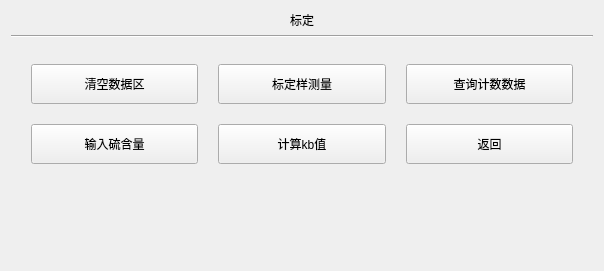
The window that calibration.ui (urielyan/kairen_ok335xs) describes before a commit, drawn with Qt 5.
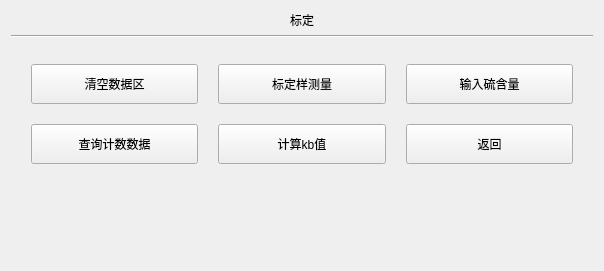
The same window after the commit. Custom widgets are drawn as their Qt base class.

What changed in the file:
```diff
--- a/calibration.ui
+++ b/calibration.ui
@@ -88,38 +88,6 @@
          </property>
         </widget>
        </item>
-       <item row="0" column="2">
-        <widget class="QPushButton" name="pushButton_3">
-         <property name="sizePolicy">
-          <sizepolicy hsizetype="Minimum" vsizetype="Minimum">
-           <horstretch>0</horstretch>
-           <verstretch>0</verstretch>
-          </sizepolicy>
-         </property>
-         <property name="layoutDirection">
-          <enum>Qt::LeftToRight</enum>
-         </property>
-         <property name="text">
-          <string>查询计数数据</string>
-         </property>
-        </widget>
-       </item>
-       <item row="1" column="0">
-        <widget class="QPushButton" name="pushButton_4">
-         <property name="sizePolicy">
-          <sizepolicy hsizetype="Minimum" vsizetype="Minimum">
-           <horstretch>0</horstretch>
-           <verstretch>0</verstretch>
-          </sizepolicy>
-         </property>
-         <property name="layoutDirection">
-          <enum>Qt::LeftToRight</enum>
-         </property>
-         <property name="text">
-          <string>输入硫含量</string>
-         </property>
-        </widget>
-       </item>
        <item row="1" column="1">
         <widget class="QPushButton" name="pushButton_5">
          <property name="sizePolicy">
@@ -149,6 +117,38 @@
          </property>
         </widget>
        </item>
+       <item row="0" column="2">
+        <widget class="QPushButton" name="pushButton_4">
+         <property name="sizePolicy">
+          <sizepolicy hsizetype="Minimum" vsizetype="Minimum">
+           <horstretch>0</horstretch>
+           <verstretch>0</verstretch>
+          </sizepolicy>
+         </property>
+         <property name="layoutDirection">
+          <enum>Qt::LeftToRight</enum>
+         </property>
+         <property name="text">
+          <string>输入硫含量</string>
+         </property>
+        </widget>
+       </item>
+       <item row="1" column="0">
+        <widget class="QPushButton" name="pushButton_3">
+         <property name="sizePolicy">
+          <sizepolicy hsizetype="Minimum" vsizetype="Minimum">
+           <horstretch>0</horstretch>
+           <verstretch>0</verstretch>
+          </sizepolicy>
+         </property>
+         <property name="layoutDirection">
+          <enum>Qt::LeftToRight</enum>
+         </property>
+         <property name="text">
+          <string>查询计数数据</string>
+         </property>
+        </widget>
+       </item>
       </layout>
      </item>
      <item>
```
